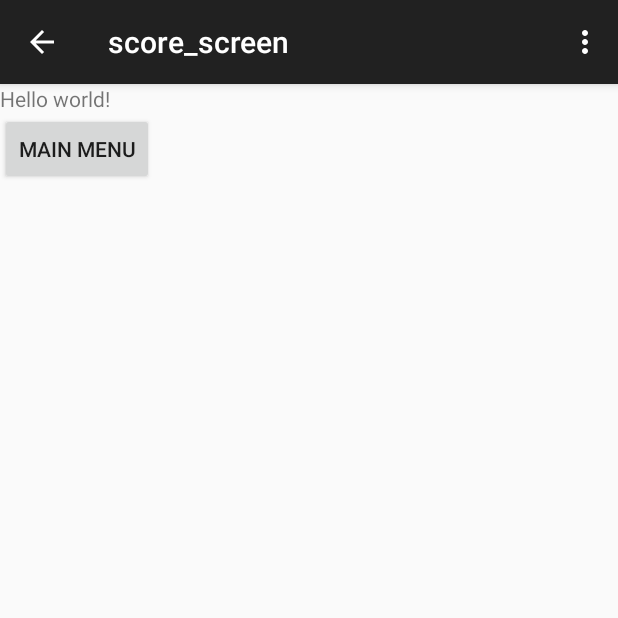
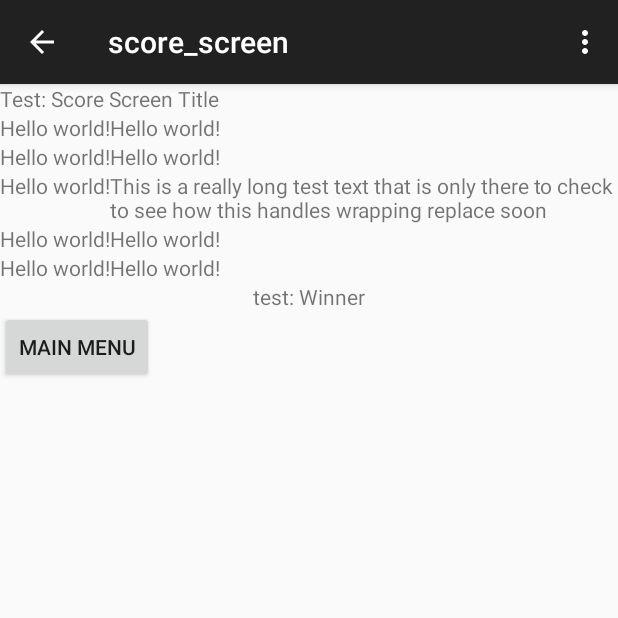
Before and after one commit to SamCumings/No_Please_Game, an Android app: the score_screen screen opened directly, with no data from a screen before it, on a phone screen of 412 x 824 dp, the top half of it. Run offline under Robolectric (Android 15) with nearby library versions, the phone set to English and light mode, and no system bars.

Commit message:
Made the xml layout for the score screen (all strings are test strings and should be replaced.)

```diff
--- a/No_please_Test/app/src/main/res/layout/activity_go_to_game.xml
+++ b/No_please_Test/app/src/main/res/layout/activity_go_to_game.xml
@@ -127,6 +127,7 @@
     <Button
         android:layout_width="wrap_content"
         android:layout_height="wrap_content"
+        android:visibility="gone"
         android:text="@string/score_screen"
         android:onClick="score_screen"/>
 
--- a/No_please_Test/app/src/main/res/layout/activity_score_screen.xml
+++ b/No_please_Test/app/src/main/res/layout/activity_score_screen.xml
@@ -6,9 +6,99 @@
     tools:context="com.example.sam.no_please_test.score_screen">
 
     <TextView
-        android:text="@string/hello_world"
+        android:text="Test: Score Screen Title"
         android:layout_width="wrap_content"
         android:layout_height="wrap_content" />
+
+    <RelativeLayout
+        android:layout_width="fill_parent"
+        android:layout_height="wrap_content">
+        <TextView
+            android:id="@+id/Player1"
+            android:text="@string/hello_world"
+            android:layout_width="wrap_content"
+            android:layout_height="wrap_content" />
+        <TextView
+            android:layout_toRightOf="@+id/Player1"
+            android:id="@+id/Player1_score"
+            android:text="@string/hello_world"
+            android:layout_width="wrap_content"
+            android:layout_height="wrap_content"/>
+    </RelativeLayout>
+
+    <RelativeLayout
+        android:layout_width="fill_parent"
+        android:layout_height="wrap_content">
+        <TextView
+            android:id="@+id/Player2"
+            android:text="@string/hello_world"
+            android:layout_width="wrap_content"
+            android:layout_height="wrap_content" />
+        <TextView
+            android:layout_toRightOf="@+id/Player2"
+            android:id="@+id/Player2_score"
+            android:text="@string/hello_world"
+            android:layout_width="wrap_content"
+            android:layout_height="wrap_content"/>
+    </RelativeLayout>
+
+    <RelativeLayout
+        android:layout_width="fill_parent"
+        android:layout_height="wrap_content">
+        <TextView
+            android:id="@+id/Player3"
+            android:text="@string/hello_world"
+            android:layout_width="wrap_content"
+            android:layout_height="wrap_content" />
+        <TextView
+            android:layout_toRightOf="@+id/Player3"
+            android:id="@+id/Player3_score"
+            android:text="This is a really long test text that is only there to check to see how this handles wrapping replace soon"
+            android:layout_width="wrap_content"
+            android:layout_height="wrap_content"/>
+    </RelativeLayout>
+
+    <RelativeLayout
+        android:layout_width="fill_parent"
+        android:layout_height="wrap_content">
+        <TextView
+            android:id="@+id/Player4"
+            android:text="@string/hello_world"
+            android:layout_width="wrap_content"
+            android:layout_height="wrap_content" />
+        <TextView
+            android:layout_toRightOf="@+id/Player4"
+            android:id="@+id/Player4_score"
+            android:text="@string/hello_world"
+            android:layout_width="wrap_content"
+            android:layout_height="wrap_content"/>
+    </RelativeLayout>
+
+    <RelativeLayout
+        android:layout_width="fill_parent"
+        android:layout_height="wrap_content">
+        <TextView
+            android:id="@+id/Player5"
+            android:text="@string/hello_world"
+            android:layout_width="wrap_content"
+            android:layout_height="wrap_content" />
+        <TextView
+            android:layout_toRightOf="@+id/Player5"
+            android:id="@+id/Player5_score"
+            android:text="@string/hello_world"
+            android:layout_width="wrap_content"
+            android:layout_height="wrap_content"/>
+    </RelativeLayout>
+
+    <RelativeLayout
+        android:layout_width="match_parent"
+        android:layout_height="wrap_content">
+            <TextView
+                android:layout_width="wrap_content"
+                android:layout_height="wrap_content"
+                android:layout_centerHorizontal="true"
+                android:text="test: Winner"/>
+    </RelativeLayout>
 
     <Button
         android:layout_width="wrap_content"
```
